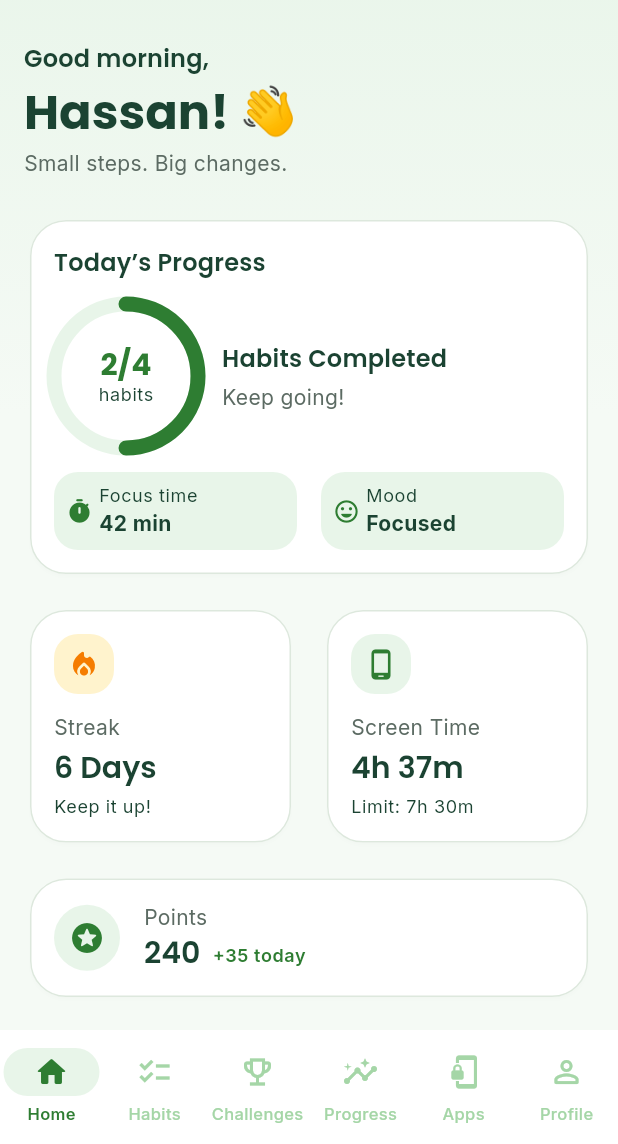
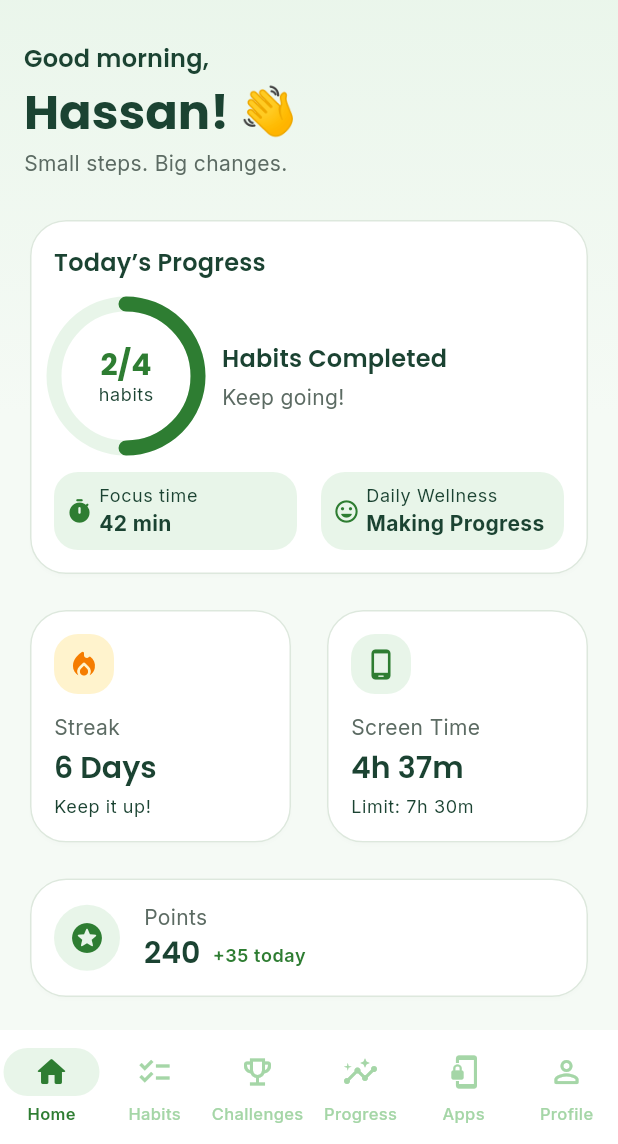
Before and after one commit to hassanmehmood2511/digital-wellbeing-app, a Flutter app: the screen it shows after launch, on a phone screen of 412 x 824 dp, the part 92-1236 px from its top. Run offline on Flutter 3.47's test engine with Material 3 defaults, Android fonts, the phone set to English and light mode, and no system bars; our stand-ins replace font_awesome_flutter, google_fonts.

Commit message:
Update home dashboard screen

```diff
--- a/lib/features/home/home_dashboard_screen.dart
+++ b/lib/features/home/home_dashboard_screen.dart
@@ -2,6 +2,8 @@ import 'package:flutter/material.dart';
 
 import '../../core/theme/app_theme.dart';
 import '../../data/app_data.dart';
+import '../groups/groups_controller.dart';
+import '../groups/groups_screen.dart';
 import '../habits/data/habit_store.dart';
 import '../settings/settings_controller.dart';
 
@@ -42,6 +44,11 @@ class _HomeDashboardScreenState extends State<HomeDashboardScreen> {
   List<_HabitEntry> _habits = const [];
   SettingsController? _listenedController;
 
+  // Owns the Groups data for the "View Group" action so the existing
+  // GroupsScreen can be opened directly from Home. Created once and kept
+  // stable for this screen's lifetime.
+  final GroupsController _groupsController = GroupsController();
+
   @override
   void initState() {
     super.initState();
@@ -63,6 +70,7 @@ class _HomeDashboardScreenState extends State<HomeDashboardScreen> {
   void dispose() {
     HabitStore.instance.removeListener(_onHabitsChanged);
     _detachController();
+    _groupsController.dispose();
     super.dispose();
   }
 
@@ -129,6 +137,15 @@ class _HomeDashboardScreenState extends State<HomeDashboardScreen> {
   bool get _dayCompleted =>
       _totalHabits > 0 && _completedCount == _totalHabits;
 
+  // Daily Wellness is a habit-progress indicator (not an emotional mood),
+  // derived from the same completion counts as Today's Progress.
+  String get _wellnessStatus {
+    if (_totalHabits == 0) return 'Take It Easy';
+    if (_completedCount >= _totalHabits) return 'Great Progress';
+    if (_completedCount > 0) return 'Making Progress';
+    return 'Take It Easy';
+  }
+
   // Screen Time summary from the shared AppData singleton (the same source the
   // Screen Time screen uses). AppData has no change notifier, so this reflects
   // current values whenever the dashboard rebuilds.
@@ -159,6 +176,22 @@ class _HomeDashboardScreenState extends State<HomeDashboardScreen> {
 
     ScaffoldMessenger.of(context).showSnackBar(
       const SnackBar(content: Text('This section is not available here.')),
+    );
+  }
+
+  // Opens the existing GroupsScreen (the "Groups" list with Create group,
+  // Join with code, and Your groups) directly, reusing the existing widget
+  // and controller classes without modifying them.
+  void _openGroups() {
+    Navigator.of(context).push<void>(
+      MaterialPageRoute<void>(
+        builder: (_) => GroupsScreen(
+          controller: _groupsController,
+          currentUserName: widget.controller?.fullName.trim().isNotEmpty == true
+              ? widget.controller!.fullName.trim()
+              : 'Hassan',
+        ),
+      ),
     );
   }
 
@@ -395,8 +428,8 @@ class _HomeDashboardScreenState extends State<HomeDashboardScreen> {
               ),
               const SizedBox(width: BehtarSpacing.base),
               _MiniStat(
-                label: 'Mood',
-                value: data.moodLabel,
+                label: 'Daily Wellness',
+                value: _wellnessStatus,
                 icon: Icons.mood_rounded,
               ),
             ],
@@ -595,9 +628,8 @@ class _HomeDashboardScreenState extends State<HomeDashboardScreen> {
             _QuickActionTile(
               icon: Icons.group_rounded,
               label: 'View Group',
-              onTap: () => ScaffoldMessenger.of(context).showSnackBar(
-                const SnackBar(content: Text('Groups are not available yet.')),
-              ),
+              // Opens the existing Groups list screen directly.
+              onTap: _openGroups,
             ),
           ],
         ),
```
